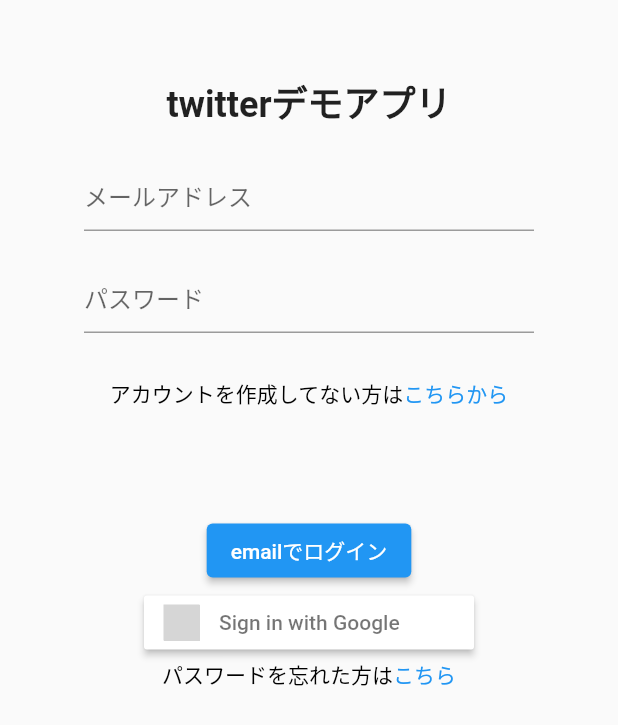
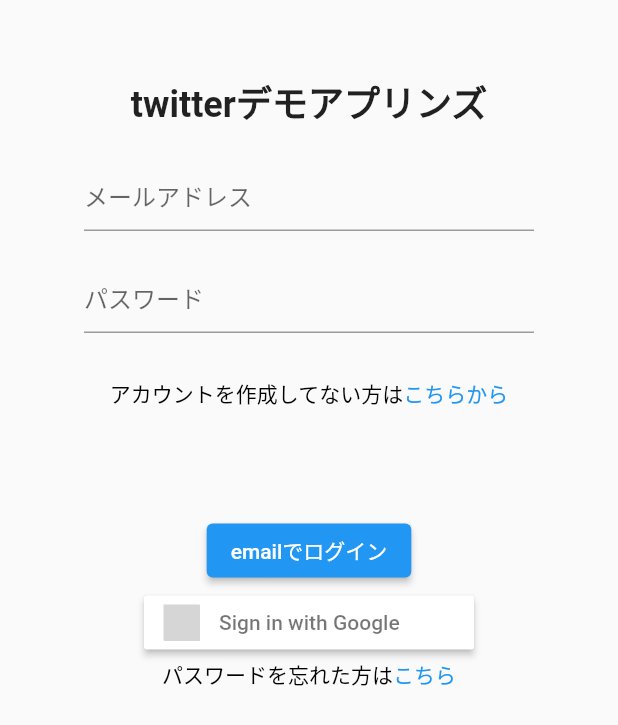
Before and after one commit to yuuto113/rrrst, a Flutter app: the screen it shows after launch, on a phone screen of 412 x 824 dp. Shown: the top 725 px of the screen. Run offline on Flutter 3.47's test engine with Material 2 defaults, Android fonts, the phone set to English and light mode, and no system bars; our stand-ins replace another_flushbar, cloud_firestore, firebase_auth, firebase_core, firebase_storage, flutter_signin_button and 2 more; accounts and stored records are empty; grey boxes are pictures that could not be loaded.

Commit message:
commit canzi2

```diff
--- a/lib/view/start_up/login_page.dart
+++ b/lib/view/start_up/login_page.dart
@@ -38,7 +38,7 @@ class _LoginPageState extends State<LoginPage> {
 
             children: [
               SizedBox(height: 50,),
-              Text("twitterデモアプリ",style: TextStyle(fontSize: 24,fontWeight: FontWeight.bold),),
+              Text("twitterデモアプリンズ",style: TextStyle(fontSize: 24,fontWeight: FontWeight.bold),),
               Padding(
                 padding: const EdgeInsets.symmetric(vertical: 20.0),
                 child: Container(
```
